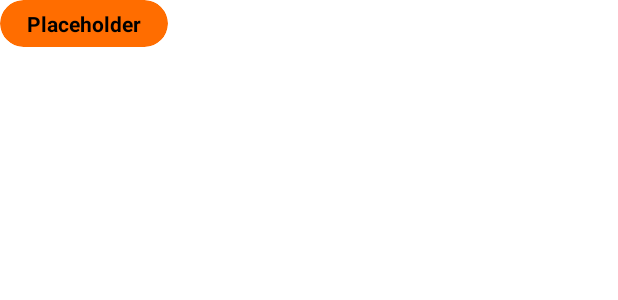
After one commit to nikolaDrljaca/scannerate, an Android app: the layout model_chip.xml on its own in the app's theme, with its tools: preview values and no code run, on a phone screen of 412 x 824 dp. The commit adds this screen. Shown: the top 300 px of the screen. Run offline under Robolectric (Android 15) with nearby library versions, the phone set to English and light mode, and no system bars.

Commit message:
Refactored to use new model for filtered info from text.

```diff
--- a/app/src/main/java/com/drbrosdev/studytextscan/di/RepositoryModule.kt
+++ b/app/src/main/java/com/drbrosdev/studytextscan/di/RepositoryModule.kt
@@ -1,8 +1,10 @@
 package com.drbrosdev.studytextscan.di
 
+import com.drbrosdev.studytextscan.persistence.repository.FilteredTextRepository
 import com.drbrosdev.studytextscan.persistence.repository.ScanRepository
 import org.koin.dsl.module
 
 val repoModule = module {
     single { ScanRepository(database = get()) }
+    single { FilteredTextRepository(database = get()) }
 }
--- a/app/src/main/java/com/drbrosdev/studytextscan/di/ViewModelModule.kt
+++ b/app/src/main/java/com/drbrosdev/studytextscan/di/ViewModelModule.kt
@@ -7,7 +7,7 @@ import org.koin.androidx.viewmodel.dsl.viewModel
 import org.koin.dsl.module
 
 val viewModelModule = module {
-    viewModel { HomeViewModel(repo = get()) }
+    viewModel { HomeViewModel(scanRepo = get(), filteredTextModelRepo = get()) }
     viewModel { LicenceViewModel() }
     viewModel { DetailScanViewModel(savedStateHandle = get(), repo = get()) }
 }
--- /dev/null
+++ b/app/src/main/res/layout/model_chip.xml
@@ -0,0 +1,26 @@
+<?xml version="1.0" encoding="utf-8"?>
+<com.google.android.material.card.MaterialCardView
+    android:id="@+id/chip_card"
+    xmlns:tools="http://schemas.android.com/tools"
+    xmlns:android="http://schemas.android.com/apk/res/android"
+    android:layout_width="wrap_content"
+    android:layout_height="wrap_content"
+    xmlns:app="http://schemas.android.com/apk/res-auto"
+    app:cardCornerRadius="18dp"
+    app:cardBackgroundColor="@color/chip_orange"
+    app:cardElevation="0dp">
+
+    <TextView
+        android:id="@+id/text_view_chip"
+        android:layout_width="wrap_content"
+        android:layout_height="wrap_content"
+        tools:text="Placeholder"
+        android:paddingHorizontal="18dp"
+        android:paddingVertical="6dp"
+        android:textStyle="bold"
+        android:maxLines="1"
+        android:textColor="@color/black"
+        android:lineSpacingMultiplier="1.2"
+        />
+
+</com.google.android.material.card.MaterialCardView>
--- a/app/src/main/res/values/colors.xml
+++ b/app/src/main/res/values/colors.xml
@@ -25,4 +25,8 @@
 
     <color name="error_red">#c62828</color>
 
+    <color name="chip_green">#00c853</color>
+    <color name="chip_yellow">#ffd600</color>
+    <color name="chip_orange">#ff6d00</color>
+
 </resources>
```
Also changed, not shown: app/src/main/java/com/drbrosdev/studytextscan/persistence/dao/FilteredTextModelDao.kt (added, +17 -0 lines), app/src/main/java/com/drbrosdev/studytextscan/persistence/database/ApplicationDatabase.kt (+6 -2 lines), app/src/main/java/com/drbrosdev/studytextscan/persistence/entity/FilteredTextModel.kt (added, +25 -0 lines), app/src/main/java/com/drbrosdev/studytextscan/persistence/repository/FilteredTextRepository.kt (added, +14 -0 lines), app/src/main/java/com/drbrosdev/studytextscan/service/textFilter/FilterTextSample.kt (deleted, +0 -15 lines), app/src/main/java/com/drbrosdev/studytextscan/service/textFilter/FilterTextServiceImpl.kt (+22 -16 lines), app/src/main/java/com/drbrosdev/studytextscan/service/textFilter/TextFilterService.kt (+4 -3 lines), app/src/main/java/com/drbrosdev/studytextscan/ui/detailscan/DetailEpoxyModels.kt (added, +28 -0 lines), app/src/main/java/com/drbrosdev/studytextscan/ui/home/HomeScanFragment.kt (+17 -4 lines), app/src/main/java/com/drbrosdev/studytextscan/ui/home/HomeViewModel.kt (+17 -4 lines), app/src/main/res/layout/fragment_scan_detail.xml (+12 -1 lines).
